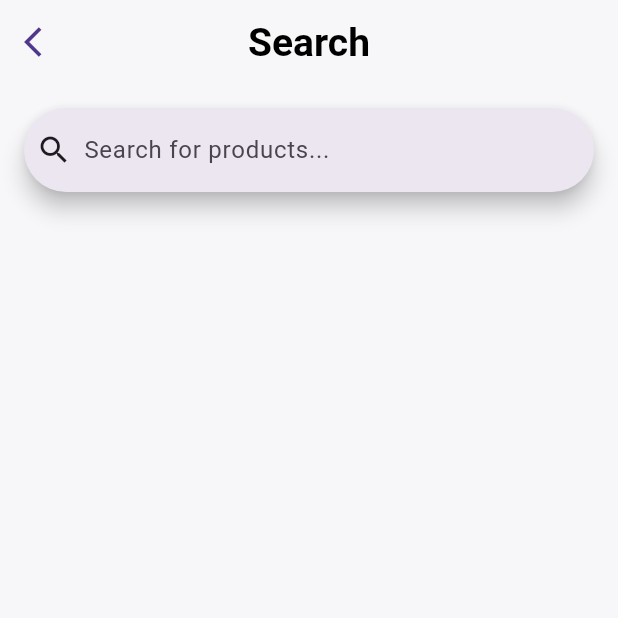
After one commit to AbdelazizMohamed-GitHub/shop_sphere, a Flutter app: the SearchScreen screen opened directly, on a phone screen of 412 x 824 dp, the top half of it. The commit adds this screen. Run offline on Flutter 3.47's test engine with Material 3 defaults, Android fonts, the phone set to English and light mode, and no system bars; our stand-ins replace carousel_slider, cloud_firestore, dartz, firebase_auth, firebase_core, flutter_bloc and 8 more; missing offline and left inert: flutter_paypal_payment; accounts and stored records are empty; project files that could hold a hidden picture were left out.

Commit message:
Implement SearchScreen

```diff
--- /dev/null
+++ b/lib/features/explor/presention/view/screen/search_screen.dart
@@ -0,0 +1,59 @@
+import 'package:flutter/material.dart';
+import 'package:shop_sphere/core/service/firestore_service.dart';
+import 'package:shop_sphere/core/widget/custom_back_button.dart';
+import 'package:shop_sphere/features/explor/presention/view/screen/details_screen.dart';
+
+class SearchScreen extends StatelessWidget {
+  const SearchScreen({super.key});
+
+  @override
+  Widget build(BuildContext context) {
+    return Scaffold(
+      appBar: AppBar(
+        leading: const CustomBackButton(),
+        title: const Text("Search"),
+      ),
+      body: Padding(
+        padding: const EdgeInsets.all(16.0),
+        child: SearchAnchor(
+          builder: (BuildContext context, SearchController controller) {
+            return SearchBar(
+              controller: controller,
+              hintText: "Search for products...",
+              onChanged: (query) {
+                controller.openView();
+              },
+              leading: Icon(Icons.search),
+            );
+          },
+          suggestionsBuilder: (
+            BuildContext context,
+            SearchController controller,
+          ) async {
+            final query = controller.text.toLowerCase();
+            final products = await FirestoreService().gegettProducts();
+            final results = products
+                .where((product) => product.name.toLowerCase().contains(query))
+                .toList();
+
+            return results.map((product) {
+              return ListTile(
+                title: Text(product.name),
+                onTap: () {
+                  FocusScope.of(context).unfocus();
+                  controller.closeView(product.name);
+                  Navigator.push(
+                    context,
+                    MaterialPageRoute(
+                      builder: (context) => DetailsScreen(product: product),
+                    ),
+                  );
+                },
+              );
+            }).toList();
+          },
+        ),
+      ),
+    );
+  }
+}
--- a/lib/features/profile/data/model/addres_model.dart
+++ b/lib/features/profile/data/model/addres_model.dart
@@ -39,7 +39,7 @@ class AddressModel extends AddressEntity {
     return {
       'createdAt': createdAt,
       'title': title,
-      id: id,
+      'id': id,
       'phoneNumber': phoneNumber,
       'street': street,
       'city': city,
--- a/lib/main.dart
+++ b/lib/main.dart
@@ -44,7 +44,7 @@ class ShopSphere extends StatelessWidget {
                     : AppTheme.darkTheme,
             home: FirebaseAuth.instance.currentUser == null
                 ? const GetStartedScreen()
-                : const AddressScreen(),
+                : const ProfileScreen(),
           );
         },
       ),
```
Also changed, not shown: lib/features/explor/presention/view/screen/details_screen.dart (+18 -21 lines), lib/features/profile/presention/view/screen/add_new_address_screen.dart (+15 -12 lines), lib/features/profile/presention/view/screen/address_screen.dart (+31 -25 lines), lib/features/profile/presention/view/screen/edit_profile_screen.dart (+8 -2 lines), lib/features/profile/presention/view/screen/profile_screen.dart (+28 -20 lines), lib/features/profile/presention/view/widget/custom_address_item.dart (+24 -28 lines), 4 other files.
